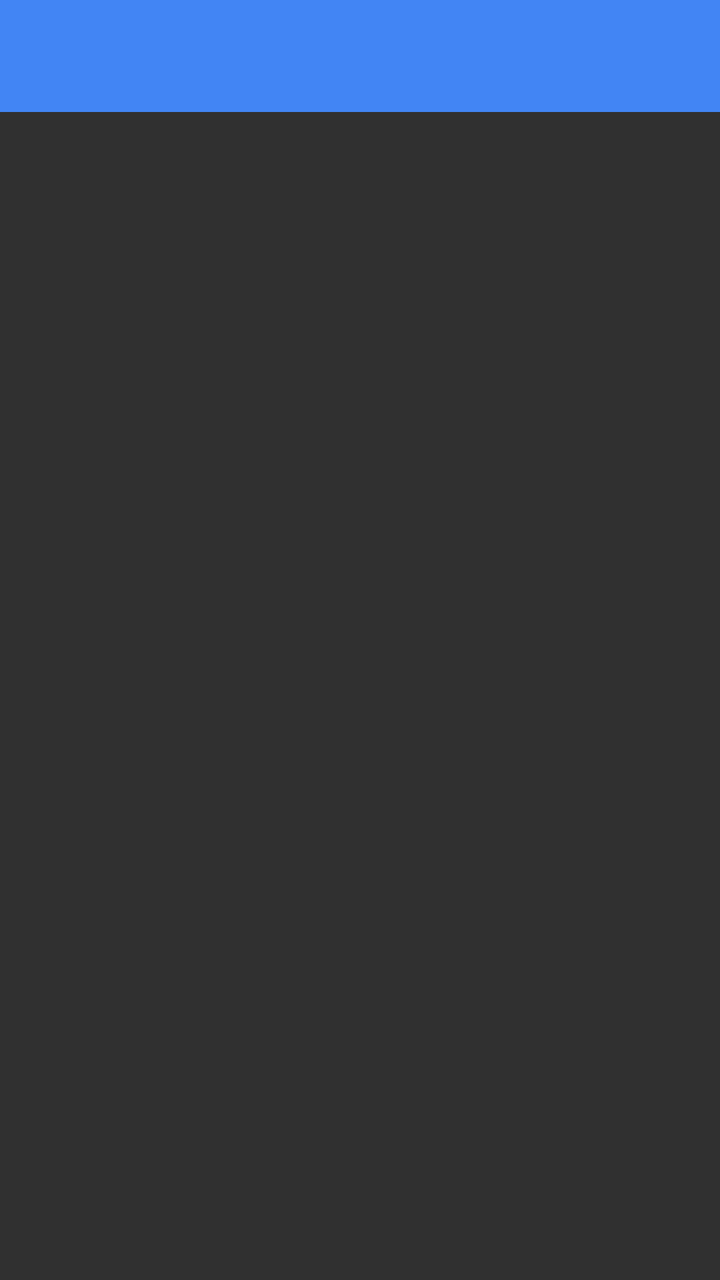
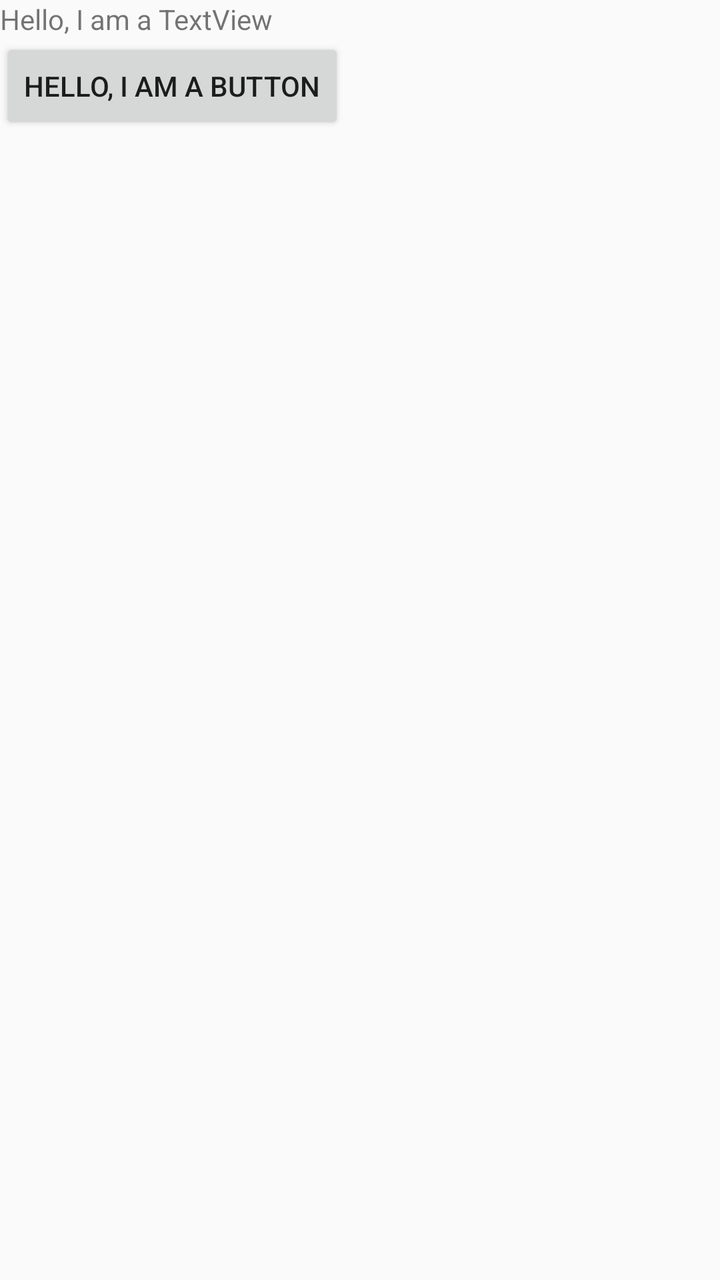

An Android layout rendered at two revisions. The XML below is the earlier revision; the diff shows what the commit changed to produce the second picture.
<!-- AndroidManifest.xml: application theme AppTheme -->
<!-- res/layout/fragment_main_activity.xml -->
<LinearLayout xmlns:android="http://schemas.android.com/apk/res/android"
    xmlns:tools="http://schemas.android.com/tools"
	xmlns:ads="http://schemas.android.com/apk/res-auto"
    android:layout_width="match_parent"
    android:layout_height="match_parent"
    android:orientation="vertical"
	android:weightSum="1"
	android:baselineAligned="false"
	android:id="@+id/main"
	android:background="@color/windowBackground"
	tools:context="com.spiracle.drivingschool.ActivityMain.MainActivityFragment">
    

	<include
		android:id="@+id/toolbar"
		layout="@layout/toolbar" />

	<ListView
		android:id="@+id/favoritesList"
		android:layout_height="wrap_content"
		android:layout_width="match_parent">
	</ListView>

	<ListView
		android:id="@+id/underdogsList"
		android:layout_height="wrap_content"
		android:layout_width="match_parent">
	</ListView>

</LinearLayout>
<!-- res/layout/toolbar.xml (included above) -->
<?xml version="1.0" encoding="utf-8"?>
<android.support.v7.widget.Toolbar
    xmlns:android="http://schemas.android.com/apk/res/android"
    xmlns:app="http://schemas.android.com/apk/res-auto"
    android:id="@+id/toolbar"
    android:layout_width="match_parent"
    android:layout_height="wrap_content"
    android:minHeight="?attr/actionBarSize"
    android:background="?attr/colorPrimary"
    android:theme="@style/ThemeOverlay.AppCompat.Dark.ActionBar"
    app:popupTheme="@style/ThemeOverlay.AppCompat.Light" />
<!-- resources referenced by this layout -->
<resources>
  <item name="windowBackground" type="color">#303030</item>
  <style name="AppTheme" parent="AppTheme.Base" />
  <style name="AppTheme.Base" parent="Theme.AppCompat.Light.NoActionBar">
          <item name="colorPrimary">@color/colorPrimary</item>
          <item name="colorPrimaryDark">@color/colorPrimaryDark</item>
          <item name="android:windowNoTitle">true</item>
          <item name="windowActionBar">false</item>
      </style>
  <item name="colorPrimary" type="color">#4285F4</item>
  <item name="colorPrimaryDark" type="color">#3367D6</item>
</resources>

<!-- the commit's change to res/layout/fragment_main_activity.xml (unified diff, before → after) -->
@@ -11,32 +11,16 @@
 	tools:context="com.spiracle.drivingschool.ActivityMain.MainActivityFragment">
     
 
-	<include
-		android:id="@+id/toolbar"
-		layout="@layout/toolbar" />
+    <TextView android:id="@+id/text"
+        android:layout_width="wrap_content"
+        android:layout_height="wrap_content"
+        android:text="Hello, I am a TextView" />
 
-	<ListView
-		android:id="@+id/favoritesList"
-		android:layout_height="wrap_content"
-		android:layout_width="match_parent">
-	</ListView>
+    <Button android:id="@+id/button"
+        android:layout_width="wrap_content"
+        android:layout_height="wrap_content"
+        android:text="Hello, I am a Button" />
 
-	<ListView
-		android:id="@+id/underdogsList"
-		android:layout_height="wrap_content"
-		android:layout_width="match_parent">
-	</ListView>
+	
 
 </LinearLayout>
-<!-- res/layout/toolbar.xml (included above) -->
-<?xml version="1.0" encoding="utf-8"?>
-<android.support.v7.widget.Toolbar
-    xmlns:android="http://schemas.android.com/apk/res/android"
-    xmlns:app="http://schemas.android.com/apk/res-auto"
-    android:id="@+id/toolbar"
-    android:layout_width="match_parent"
-    android:layout_height="wrap_content"
-    android:minHeight="?attr/actionBarSize"
-    android:background="?attr/colorPrimary"
-    android:theme="@style/ThemeOverlay.AppCompat.Dark.ActionBar"
-    app:popupTheme="@style/ThemeOverlay.AppCompat.Light" />
<!-- resource entries referenced after the edit -->
@@ -1,6 +1,6 @@
 <!-- resources referenced by this layout -->
 <resources>
-  <item name="windowBackground" type="color">#303030</item>
+  <item name="windowBackground" type="color">#fafafafa</item>
   <style name="AppTheme" parent="AppTheme.Base" />
   <style name="AppTheme.Base" parent="Theme.AppCompat.Light.NoActionBar">
           <item name="colorPrimary">@color/colorPrimary</item>
